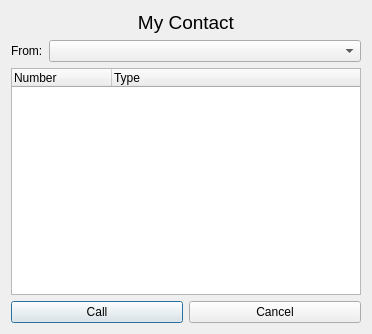
First picture: the form in ContactDialog.ui, repository okostynchuk/Outcall, before the edit.
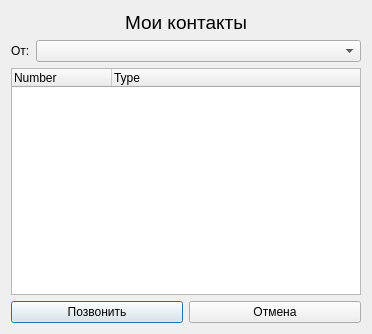
Second picture: the form after the edit. Icons and pictures are not drawn.

Diff of the .ui file:
```diff
--- a/ContactDialog.ui
+++ b/ContactDialog.ui
@@ -34,7 +34,7 @@
         </font>
        </property>
        <property name="text">
-        <string>My Contact</string>
+        <string>Мои контакты</string>
        </property>
        <property name="alignment">
         <set>Qt::AlignCenter</set>
@@ -54,7 +54,7 @@
         </sizepolicy>
        </property>
        <property name="text">
-        <string>From:</string>
+        <string>От:</string>
        </property>
       </widget>
      </item>
@@ -107,14 +107,14 @@
      <item>
       <widget class="QPushButton" name="callButton">
        <property name="text">
-        <string>Call</string>
+        <string>Позвонить</string>
        </property>
       </widget>
      </item>
      <item>
       <widget class="QPushButton" name="cancelButton">
        <property name="text">
-        <string>Cancel</string>
+        <string>Отмена</string>
        </property>
       </widget>
      </item>
```
